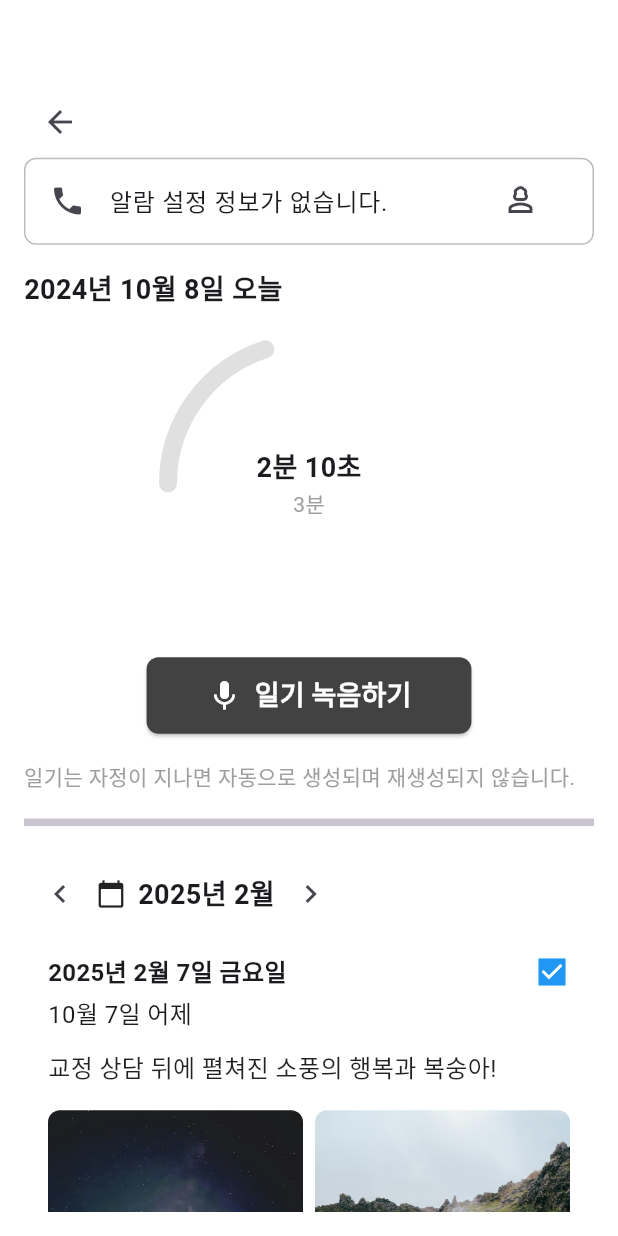
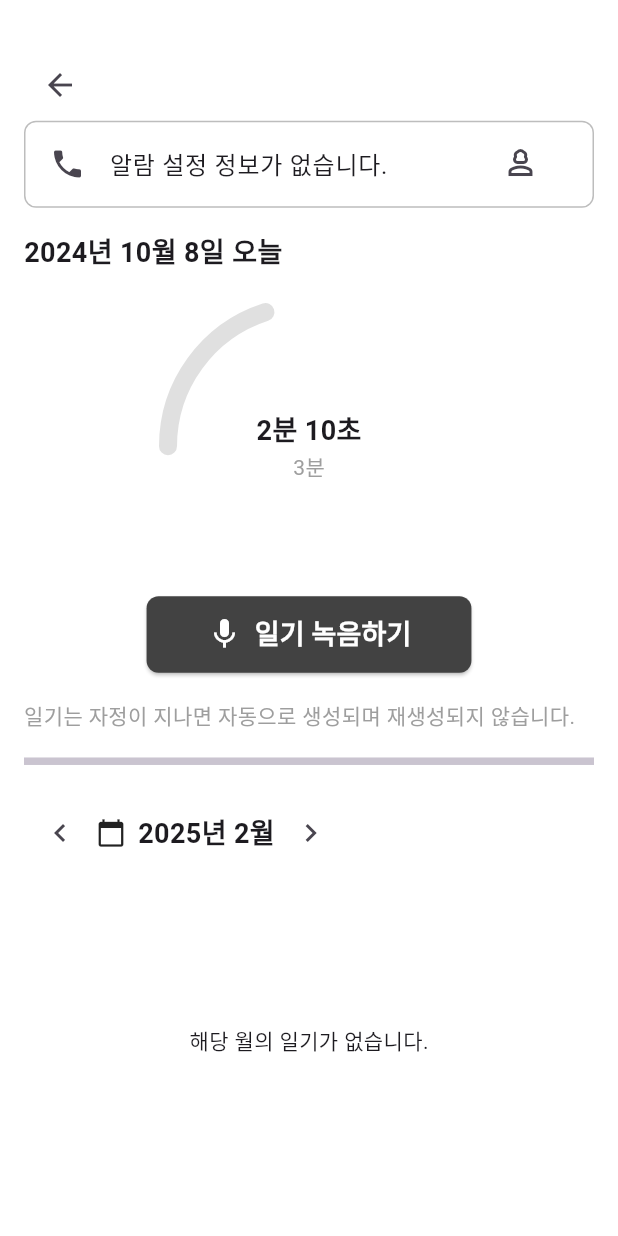
Before and after one commit to Mallang-Diary/MallangDiary-FrontEnd, a Flutter app: the MainBoardPage screen opened by its route, on a phone screen of 412 x 824 dp. Run offline on Flutter 3.47's test engine with Material 3 defaults, Android fonts, the phone set to English and light mode, and no system bars; drawn by our look-alikes of percent_indicator; our stand-ins replace audioplayers, image_picker, permission_handler, smooth_page_indicator, sqflite, supabase; missing offline and left inert: flutter_sound; accounts and stored records are empty.

```diff
--- a/lib/page/diary_board/diary_list.dart
+++ b/lib/page/diary_board/diary_list.dart
@@ -1,4 +1,5 @@
 import 'package:flutter/material.dart';
+import 'package:mallang_project_v1/util/image_util.dart';
 import 'package:provider/provider.dart';
 
 import '../../database/db/diaryPicture_db_service.dart';
@@ -7,8 +8,8 @@ import '../../state/app_state.dart';
 import 'diary_list_item.dart';
 
 class DiaryList extends StatelessWidget {
-  final _userDiaryService = DiaryDBService();
-  final _userDiaryPictureService = DiaryPictureDBService();
+  final DiaryDBService _diaryService = DiaryDBService();
+  final DiaryPictureDBService _pictureService = DiaryPictureDBService();
 
   DiaryList({super.key});
 
@@ -16,84 +17,60 @@ class DiaryList extends StatelessWidget {
   Widget build(BuildContext context) {
     final monthState = context.watch<AppState>();
 
-    // return FutureBuilder(
-    //   future: _userDiaryService.getAllByMonth(monthState.currentMonth),
-    //   builder: (context, diarySnapshot) {
-    //     if (diarySnapshot.connectionState == ConnectionState.waiting) {
-    //       return Center(child: CircularProgressIndicator());
-    //     } else if (diarySnapshot.hasError) {
-    //       return Center(child: Text('Error: ${diarySnapshot.error}'));
-    //     }
-    //
-    //     final diaryList = diarySnapshot.data as List<UserDiary>;
-    //     final diaryIds = diaryList.map((diary) => diary.id!).toList();
-    //
-    //     return FutureBuilder(
-    //       future: _userDiaryPictureService.getByUserDiaryIds(diaryIds),
-    //       builder: (context, pictureSnapshot) {
-    //         if (pictureSnapshot.connectionState == ConnectionState.waiting) {
-    //           return Center(child: CircularProgressIndicator());
-    //         } else if (pictureSnapshot.hasError) {
-    //           return Center(child: Text('Error: ${pictureSnapshot.error}'));
-    //         }
-    //
-    //         final pictureList = pictureSnapshot.data as List<UserDiaryPicture>;
-    //
-    //         return Column(
-    //           children: [
-    //             Expanded(
-    //               child: ListView(
-    //                 shrinkWrap: true,
-    //                 children: diaryList
-    //                     .map((diary) => DiaryListItem(
-    //                           date: DateTime.parse(diary.date),
-    //                           title: diary.title,
-    //                           isChecked: diary.isChecked == 1,
-    //                           content: diary.context,
-    //                           images: pictureList
-    //                               .where((picture) =>
-    //                                   picture.userDiaryId == diary.id)
-    //                               .map((picture) =>
-    //                                   ImageUtil.uint8ListToAssetImage(
-    //                                       picture.picture))
-    //                               .toList(),
-    //                         ))
-    //                     .toList(),
-    //               ),
-    //             ),
-    //           ],
-    //         );
-    //       },
-    //     );
-    //   },
-    // );
-    return Column(
-      children: [
-        Expanded(
-            child: ListView(shrinkWrap: true, children: [
-          DiaryListItem(
-            date: DateTime.now(),
-            title: "10월 7일 어제",
-            isChecked: true,
-            content: "교정 상담 뒤에 펼쳐진 소풍의 행복과 복숭아!",
-            images: [
-              AssetImage("assets/images/image1.jpg"),
-              AssetImage("assets/images/image2.jpg"),
-              AssetImage("assets/images/image3.jpg"),
-            ],
-          ),
-          DiaryListItem(
-            date: DateTime.now(),
-            title: "10월 6일 목요일",
-            isChecked: false,
-            content: "또 다른 일기의 내용입니다.",
-            images: [
-              AssetImage("assets/images/image2.jpg"),
-              AssetImage("assets/images/image3.jpg"),
-            ],
-          ),
-        ])),
-      ],
+    return FutureBuilder<List>(
+      future: _diaryService.getAllByMonth(monthState.currentMonth),
+      builder: (context, diarySnapshot) {
+        if (diarySnapshot.connectionState == ConnectionState.waiting) {
+          return const Center(child: CircularProgressIndicator());
+        }
+        if (diarySnapshot.hasError) {
+          return Center(child: Text('Error: ${diarySnapshot.error}'));
+        }
+        if (!diarySnapshot.hasData || (diarySnapshot.data as List).isEmpty) {
+          return const Center(child: Text('해당 월의 일기가 없습니다.'));
+        }
+
+        final List diaryList = diarySnapshot.data as List;
+        // 각 일기의 id 목록 추출 (null이 아니라고 가정)
+        final diaryIds = diaryList.map((diary) => diary.id!).toList();
+
+        return FutureBuilder<List>(
+          future: _pictureService.getByUserDiaryIds(diaryIds),
+          builder: (context, pictureSnapshot) {
+            if (pictureSnapshot.connectionState == ConnectionState.waiting) {
+              return const Center(child: CircularProgressIndicator());
+            }
+            if (pictureSnapshot.hasError) {
+              return Center(child: Text('Error: ${pictureSnapshot.error}'));
+            }
+            // 사진 데이터가 없을 수도 있으므로 기본값 []를 사용
+            final List pictureList = pictureSnapshot.data ?? [];
+
+            return ListView.builder(
+              itemCount: diaryList.length,
+              itemBuilder: (context, index) {
+                final diary = diaryList[index];
+                // 해당 일기의 사진들만 필터링
+                final diaryImages = pictureList
+                    .where((picture) => picture.userDiaryId == diary.id)
+                    .map((picture) =>
+                // 여기서 ImageUtil.uint8ListToAssetImage()는
+                // BLOB 데이터를 이미지 위젯으로 변환하는 함수입니다.
+                ImageUtil.uint8ListToAssetImage(picture.picture))
+                    .toList();
+
+                return DiaryListItem(
+                  date: DateTime.parse(diary.date),
+                  title: diary.title,
+                  isChecked: diary.isChecked == 1,
+                  content: diary.context,
+                  images: diaryImages,
+                );
+              },
+            );
+          },
+        );
+      },
     );
   }
 }
--- a/lib/page/diary_board/diary_record_card.dart
+++ b/lib/page/diary_board/diary_record_card.dart
@@ -42,7 +42,6 @@ class DiaryRecordCard extends StatelessWidget {
             arcType: ArcType.HALF,
           ),
         ),
-        SizedBox(height: 16), // 여백 추가
         Center(
           child: ElevatedButton.icon(
             onPressed: () {
--- a/lib/page/diary_board/main_board.dart
+++ b/lib/page/diary_board/main_board.dart
@@ -50,7 +50,7 @@ class _MainBoardPageState extends State<MainBoardPage> {
         child: Column(
           crossAxisAlignment: CrossAxisAlignment.start,
           children: [
-            SizedBox(height: MediaQuery.of(context).size.height * 0.05),
+            SizedBox(height: MediaQuery.of(context).size.height * 0.02),
             // 뒤로가기 (for dev test page)
             if (Navigator.canPop(context))
               IconButton(
```
Also changed, not shown: lib/page/main_page/diary_edit_page.dart (added, +131 -0 lines), 1 other file.
